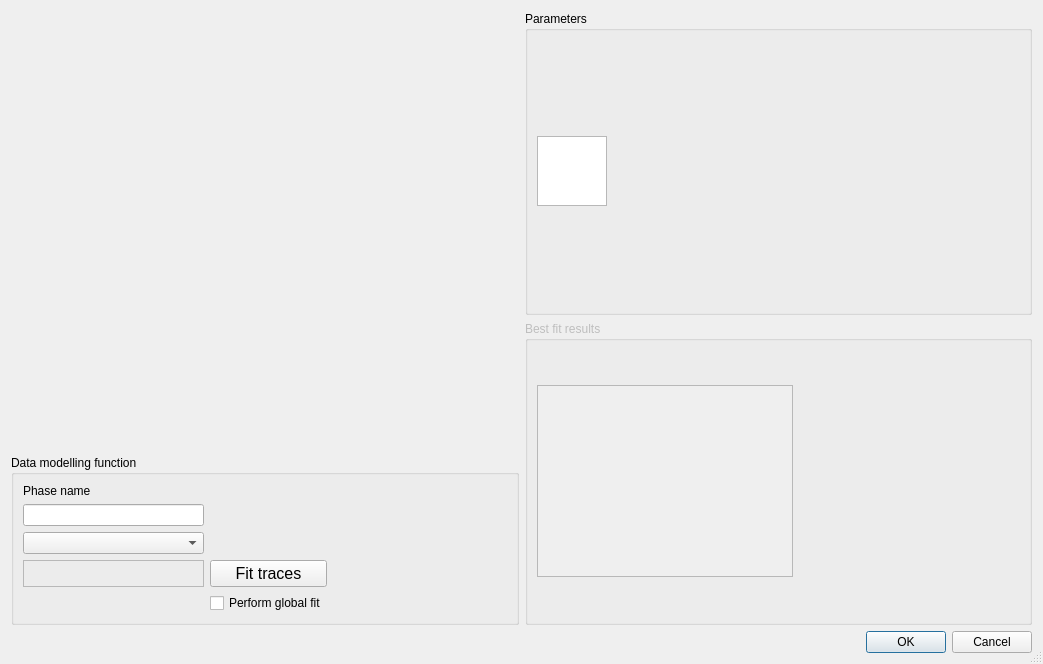
First picture: the form in Resources/UI/scrutinize_dialog.ui, repository ubenu/Blits, before the edit.
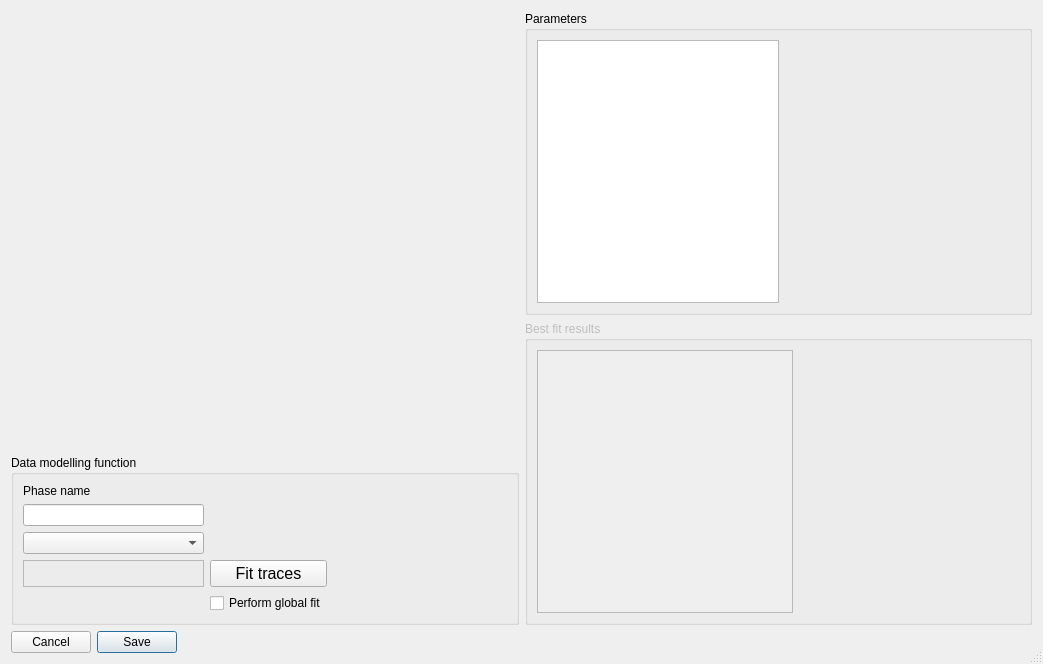
Second picture: the form after the edit.

Patch:
```diff
--- a/Resources/UI/scrutinize_dialog.ui
+++ b/Resources/UI/scrutinize_dialog.ui
@@ -26,6 +26,9 @@
    <bool>true</bool>
   </property>
   <layout class="QVBoxLayout" name="verticalLayout_3">
+   <property name="sizeConstraint">
+    <enum>QLayout::SetMinAndMaxSize</enum>
+   </property>
    <item>
     <layout class="QHBoxLayout" name="horizontalLayout_3">
      <item>
@@ -198,9 +201,9 @@
              <bool>true</bool>
             </property>
             <property name="sizePolicy">
-             <sizepolicy hsizetype="Maximum" vsizetype="Maximum">
+             <sizepolicy hsizetype="Expanding" vsizetype="Expanding">
               <horstretch>0</horstretch>
-              <verstretch>0</verstretch>
+              <verstretch>1</verstretch>
              </sizepolicy>
             </property>
             <property name="sizeAdjustPolicy">
@@ -245,9 +248,9 @@
              <bool>false</bool>
             </property>
             <property name="sizePolicy">
-             <sizepolicy hsizetype="Maximum" vsizetype="Maximum">
+             <sizepolicy hsizetype="Expanding" vsizetype="Expanding">
               <horstretch>0</horstretch>
-              <verstretch>0</verstretch>
+              <verstretch>1</verstretch>
              </sizepolicy>
             </property>
            </widget>
@@ -280,11 +283,14 @@
        <verstretch>10</verstretch>
       </sizepolicy>
      </property>
+     <property name="layoutDirection">
+      <enum>Qt::RightToLeft</enum>
+     </property>
      <property name="orientation">
       <enum>Qt::Horizontal</enum>
      </property>
      <property name="standardButtons">
-      <set>QDialogButtonBox::Cancel|QDialogButtonBox::Ok</set>
+      <set>QDialogButtonBox::Cancel|QDialogButtonBox::Save</set>
      </property>
      <property name="centerButtons">
       <bool>false</bool>
```
Left out of the diff: 110 changed lines with no effect on the pictures.
